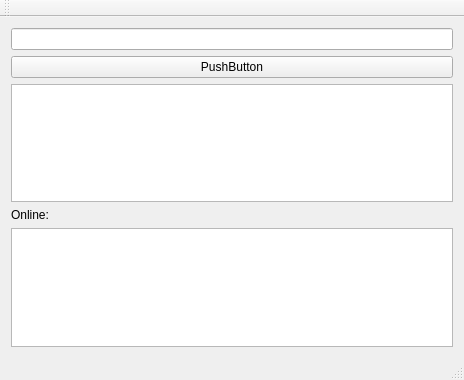
Qt form hackserver/hackserver.ui (Scotfarel/HACKchat) before a commit.
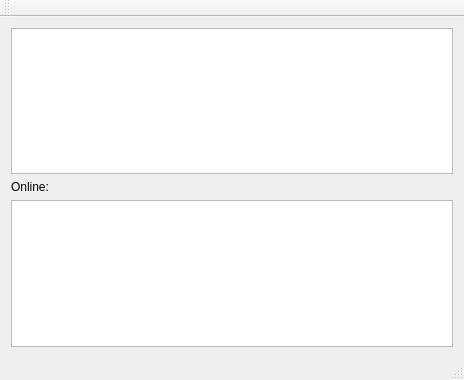
The same form after that commit.

Patch:
```diff
--- a/hackserver/hackserver.ui
+++ b/hackserver/hackserver.ui
@@ -15,27 +15,17 @@
   </property>
   <widget class="QWidget" name="centralWidget">
    <layout class="QGridLayout" name="gridLayout">
-    <item row="2" column="0">
+    <item row="0" column="0">
      <widget class="QPlainTextEdit" name="plainTextEdit">
       <property name="readOnly">
        <bool>true</bool>
       </property>
      </widget>
     </item>
-    <item row="1" column="0">
-     <widget class="QPushButton" name="pushButton">
-      <property name="text">
-       <string>PushButton</string>
-      </property>
-     </widget>
-    </item>
-    <item row="0" column="0">
-     <widget class="QLineEdit" name="lineEdit"/>
-    </item>
-    <item row="4" column="0">
+    <item row="2" column="0">
      <widget class="QListWidget" name="users"/>
     </item>
-    <item row="3" column="0">
+    <item row="1" column="0">
      <widget class="QLabel" name="label">
       <property name="text">
        <string>Online:</string>
```
